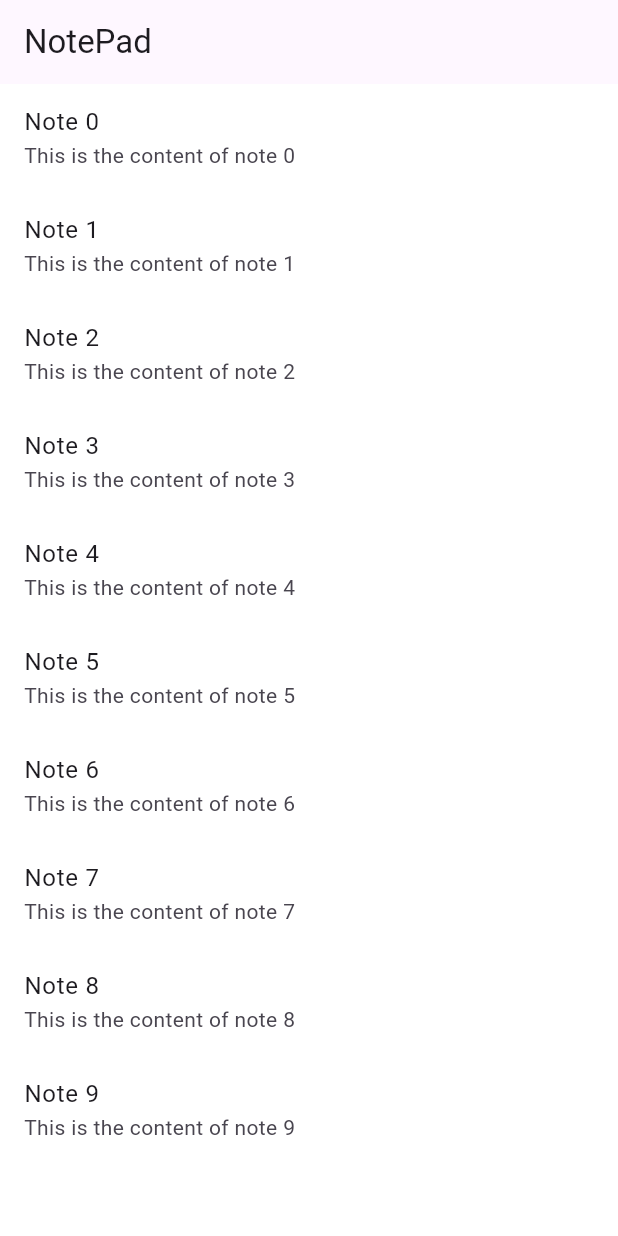
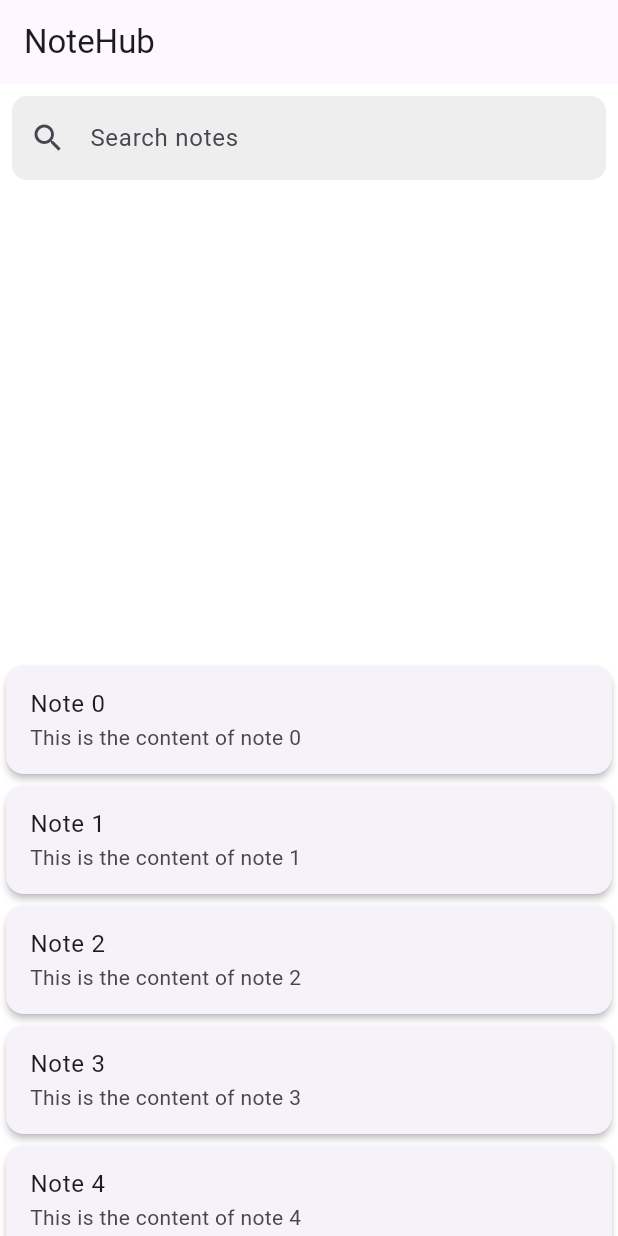
Before and after one commit to DotunV/notehub, a Flutter app: the screen it shows after launch, on a phone screen of 412 x 824 dp. Run offline on Flutter 3.47's test engine with Material 3 defaults, Android fonts, the phone set to English and light mode, and no system bars.

Commit message:
made changes

```diff
--- a/lib/main.dart
+++ b/lib/main.dart
@@ -13,6 +13,7 @@ class NoteHubApp extends StatelessWidget {
   @override
   Widget build(BuildContext context) {
     return MaterialApp(
+      debugShowCheckedModeBanner: false,
       title: 'Notehub',
       theme: ThemeData(
         scaffoldBackgroundColor: Colors.white,
--- a/lib/pages/home_page.dart
+++ b/lib/pages/home_page.dart
@@ -1,27 +1,73 @@
+// ignore_for_file: prefer_const_constructors, prefer_const_literals_to_create_immutables
+
 import 'package:flutter/material.dart';
 
 class HomePage extends StatelessWidget {
-  const HomePage({Key? key});
+  const HomePage({super.key});
+
+  @override
+  Widget build(BuildContext context) {
+    return Scaffold(
+        appBar: AppBar(
+          title: Text('NoteHub'),
+        ),
+        body: Container(
+          child: Column(
+            children: <Widget>[
+              Expanded(
+                child: SearchBar(),
+              ),
+              Expanded(child: NoteList())
+            ],
+          ),
+        ));
+  }
+}
+
+class SearchBar extends StatelessWidget {
+  const SearchBar({super.key});
+
+  @override
+  Widget build(BuildContext context) {
+    return Padding(
+      padding: const EdgeInsets.all(8.0),
+      child: TextField(
+        decoration: InputDecoration(
+          hintText: 'Search notes',
+          prefixIcon: Icon(Icons.search),
+          border: OutlineInputBorder(
+            borderRadius: BorderRadius.circular(10),
+            borderSide: BorderSide.none,
+          ),
+          filled: true,
+          fillColor: Colors.grey[200],
+        ),
+        onChanged: (value) {
+          // Add search logic here
+        },
+      ),
+    );
+  }
+}
+
+class NoteList extends StatelessWidget {
+  const NoteList({super.key});
 
   @override
   Widget build(BuildContext context) {
     List<Note> notes = generateNotes();
 
-    return Scaffold(
-      appBar: AppBar(
-        title: Text('NotePad'),
-      ),
-      body: ListView.builder(
+    return ListView.builder(
       itemCount: notes.length,
       itemBuilder: (context, index) {
-          return ListTile(
+        return Card(
+            elevation: 2.0,
+            child: ListTile(
               title: Text(notes[index].title),
               subtitle: Text(notes[index].content),
               onTap: () {},
-          );
+            ));
       },
-      ),
-      bottomNavigationBar: null,
     );
   }
 }
```
Also changed, not shown: 1 other file. Lines whose indentation alone changed are shown as unchanged.
